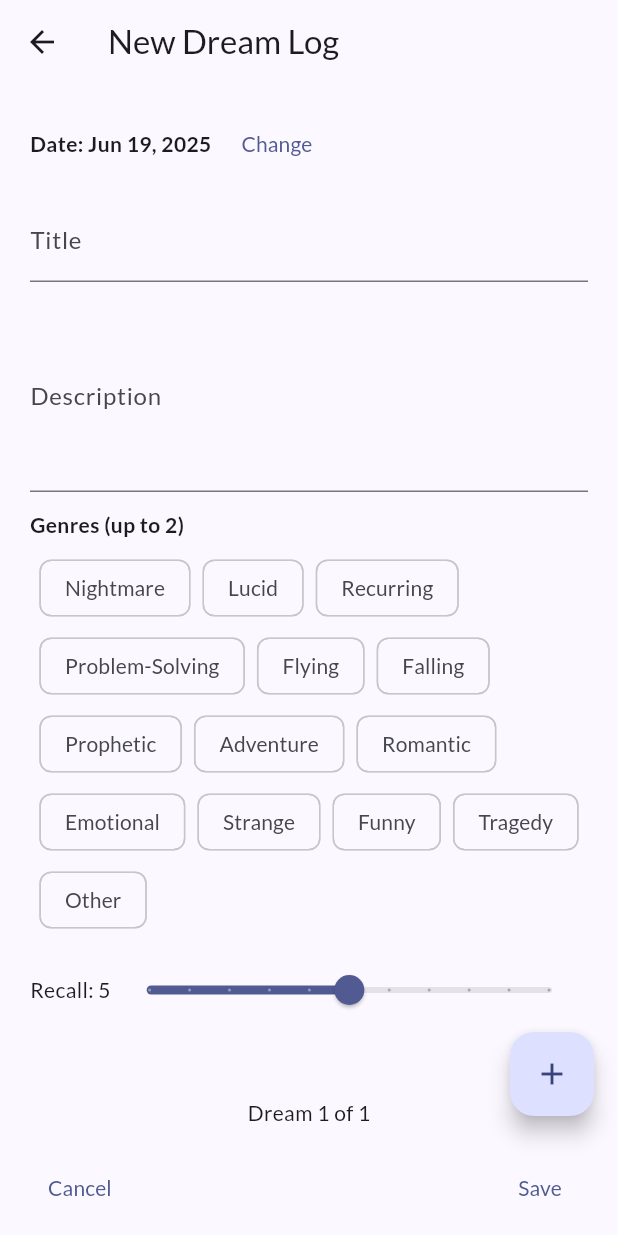
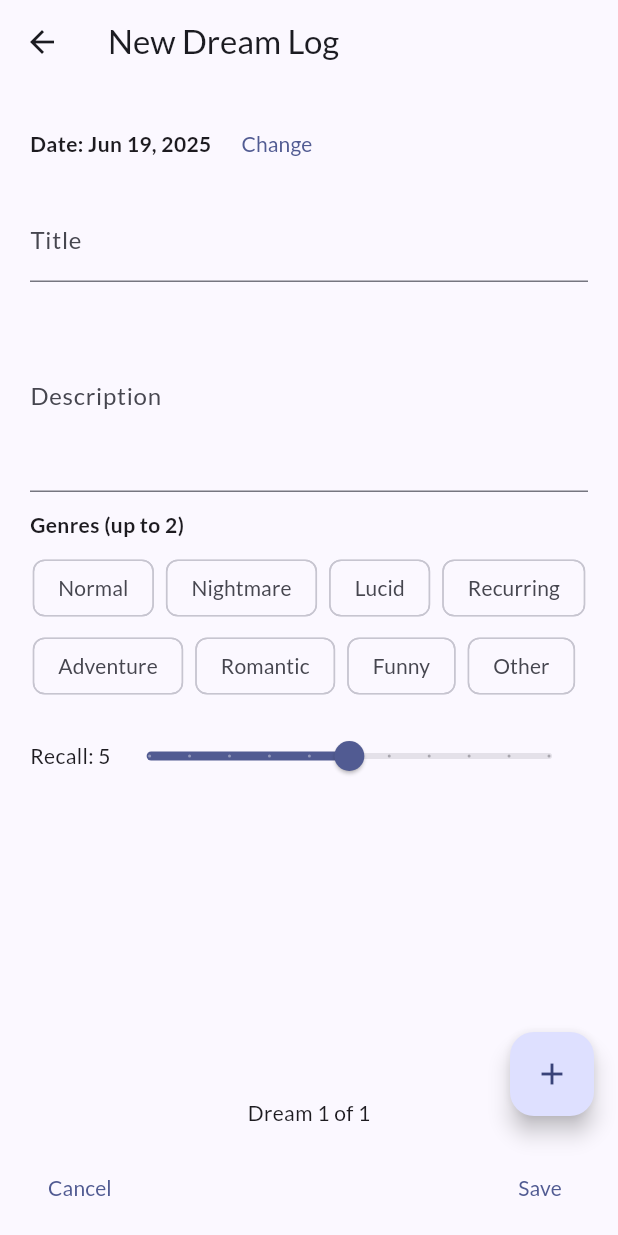
Before and after one commit to Cpos64/R.E.M., a Flutter app: the MultiDreamEntryModal screen opened directly, on a phone screen of 412 x 824 dp. Run offline on Flutter 3.47's test engine with Material 3 defaults, Android fonts, the phone set to English and light mode, and no system bars; our stand-ins replace cloud_firestore, firebase_auth, firebase_core, fl_chart, google_fonts, shared_preferences; missing offline and left inert: dart_sentiment; accounts and stored records are empty; generated files the repository leaves out were written again.

Commit message:
feat: add normal dream genre and color mapping

```diff
--- a/lib/dreams_screen.dart
+++ b/lib/dreams_screen.dart
@@ -8,6 +8,7 @@ import '../widgets/dream_chart_pager.dart';
 import '../widgets/dream_form.dart';
 import '../widgets/multi_dream_entry_modal.dart';
 import '../widgets/day_dream_pager.dart';
+import 'dream_genres.dart';
 
 
 
@@ -27,22 +28,7 @@ class _DreamsScreenState extends State<DreamsScreen> {
   String _filterKeyword = '';
   final List<String> _selectedTags = [];
 
-static const _genreOptions = [
-  'Nightmare',
-  'Lucid',
-  'Recurring',
-  'Problem-Solving',
-  'Flying',
-  'Falling',
-  'Prophetic',
-  'Adventure',
-  'Romantic',
-  'Emotional',
-  'Strange',
-  'Funny',
-  'Tragedy',
-  'Other',
-];
+static const _genreOptions = dreamGenres;
 
 
 Stream<QuerySnapshot> _dreamsStream() {
--- a/lib/widgets/dream_chart_pager.dart
+++ b/lib/widgets/dream_chart_pager.dart
@@ -53,6 +53,12 @@ class _DreamChartPagerState extends State<DreamChartPager> {
 
   @override
   Widget build(BuildContext context) {
+    if (_filteredDays.isEmpty) {
+      return const Center(
+        child: Text('No dream data for this range'),
+      );
+    }
+
     return Column(
       children: [
         // 1) Title
--- a/lib/widgets/dream_entry_card.dart
+++ b/lib/widgets/dream_entry_card.dart
@@ -1,4 +1,5 @@
 import 'package:flutter/material.dart';
+import '../dream_genres.dart';
 
 // ─────────────────────────────────────────────────────────────────────────────
 // A little helper to darken your pastel colors for legible text.
@@ -52,9 +53,7 @@ class DreamEntryCard extends StatelessWidget {
   }) : super(key: key);
 
   Color _colorForTag(String tag) {
-    final primaries = Colors.primaries;
-    final material = primaries[tag.hashCode % primaries.length];
-    return material.shade100;
+    return genreColors[tag] ?? Colors.grey.shade300;
   }
 
   @override
--- a/lib/widgets/multi_dream_entry_modal.dart
+++ b/lib/widgets/multi_dream_entry_modal.dart
@@ -3,24 +3,10 @@
 import 'package:flutter/material.dart';
 import '../firestore_service.dart';
 import 'dream_form.dart';
+import '../dream_genres.dart';
 
 /// Same genre options as in DreamScreen
-const List<String> _genreOptions = [
-  'Nightmare',
-  'Lucid',
-  'Recurring',
-  'Problem-Solving',
-  'Flying',
-  'Falling',
-  'Prophetic',
-  'Adventure',
-  'Romantic',
-  'Emotional',
-  'Strange',
-  'Funny',
-  'Tragedy',
-  'Other',
-];
+const List<String> _genreOptions = dreamGenres;
 
 class MultiDreamEntryModal extends StatefulWidget {
   const MultiDreamEntryModal({Key? key}) : super(key: key);
```
Also changed, not shown: lib/dream_genres.dart (added, +25 -0 lines), lib/widgets/dream_genre_trends_chart.dart (+7 -6 lines).
